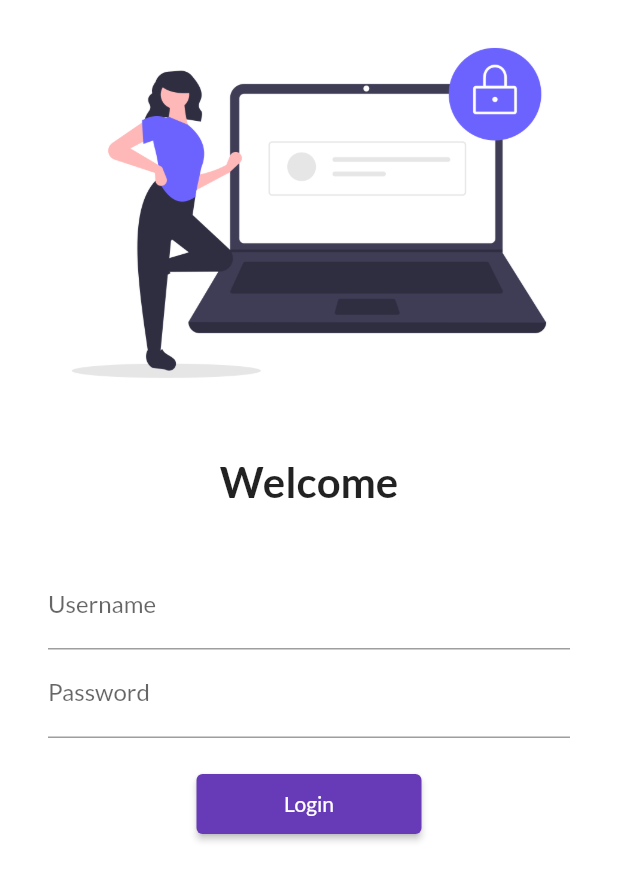
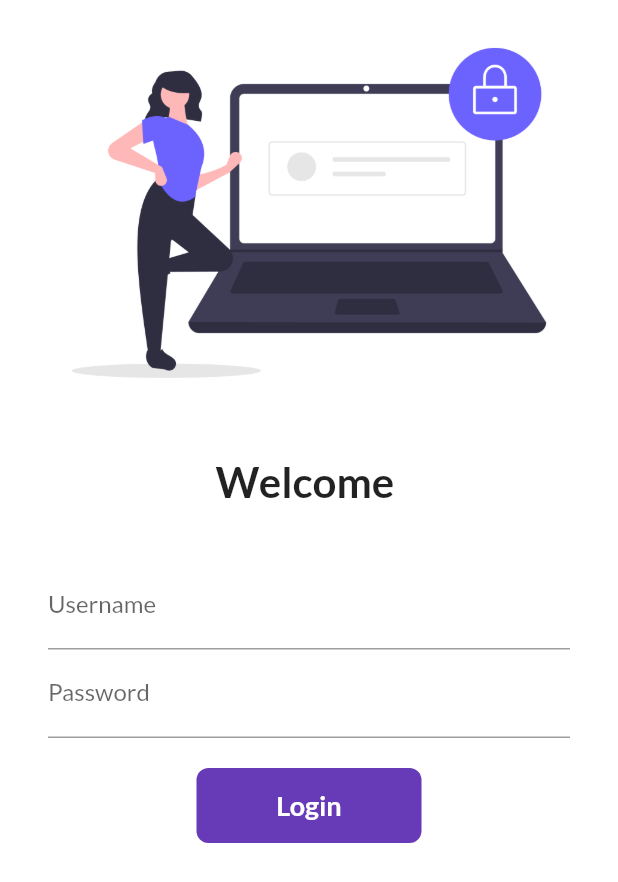
Before and after one commit to vikasgupta01/FlutterCatalog, a Flutter app: the screen it shows after launch, on a phone screen of 412 x 824 dp. Shown: the top 882 px of the screen. Run offline on Flutter 3.47's test engine with Material 2 defaults, Android fonts, the phone set to English and light mode, and no system bars; our stand-ins replace google_fonts.

Commit message:
Code for day 6

```diff
--- a/lib/pages/login_page.dart
+++ b/lib/pages/login_page.dart
@@ -1,7 +1,15 @@
 import 'package:flutter/material.dart';
 import 'package:flutter_catalog/utils/routes.dart';
 
-class LoginPage extends StatelessWidget {
+class LoginPage extends StatefulWidget {
+  @override
+  _LoginPageState createState() => _LoginPageState();
+}
+
+class _LoginPageState extends State<LoginPage> {
+  String name = "";
+  bool changeButton = false;
+
   @override
   Widget build(BuildContext context) {
     return Material(
@@ -18,7 +26,7 @@ class LoginPage extends StatelessWidget {
                 // child: Text("data"),
               ),
               Text(
-                "Welcome",
+                "Welcome $name",
                 style: TextStyle(fontSize: 28, fontWeight: FontWeight.bold),
               ),
               SizedBox(
@@ -33,6 +41,10 @@ class LoginPage extends StatelessWidget {
                     TextFormField(
                       decoration: InputDecoration(
                           hintText: "Enter Username", labelText: "Username"),
+                      onChanged: (value) {
+                        name = value;
+                        setState(() {});
+                      },
                     ),
                     TextFormField(
                       obscureText: true,
@@ -43,13 +55,45 @@ class LoginPage extends StatelessWidget {
                       height: 20.0,
                       // child: Text("data"),
                     ),
-                    ElevatedButton(
-                      onPressed: () {
+                    InkWell(
+                      onTap: () async {
+                        setState(() {
+                          changeButton = true;
+                        });
+                        await Future.delayed(Duration(seconds: 1));
                         Navigator.pushNamed(context, MyRoutes.homeRoute);
                       },
-                      child: Text("Login"),
-                      style: TextButton.styleFrom(minimumSize: Size(150, 40)),
+                      child: AnimatedContainer(
+                        duration: Duration(seconds: 1),
+                        width: changeButton ? 50 : 150,
+                        height: 50,
+                        alignment: Alignment.center,
+                        child: changeButton
+                            ? Icon(
+                                Icons.done,
+                                color: Colors.white,
+                              )
+                            : Text(
+                                "Login",
+                                style: TextStyle(
+                                    color: Colors.white,
+                                    fontWeight: FontWeight.bold,
+                                    fontSize: 18),
+                              ),
+                        decoration: BoxDecoration(
+                          borderRadius:
+                              BorderRadius.circular(changeButton ? 25 : 8),
+                          color: Colors.deepPurple,
+                        ),
+                      ),
                     )
+                    // ElevatedButton(
+                    //   onPressed: () {
+                    //     Navigator.pushNamed(context, MyRoutes.homeRoute);
+                    //   },
+                    //   child: Text("Login"),
+                    //   style: TextButton.styleFrom(minimumSize: Size(150, 40)),
+                    // )
                   ],
                 ),
               )
```
